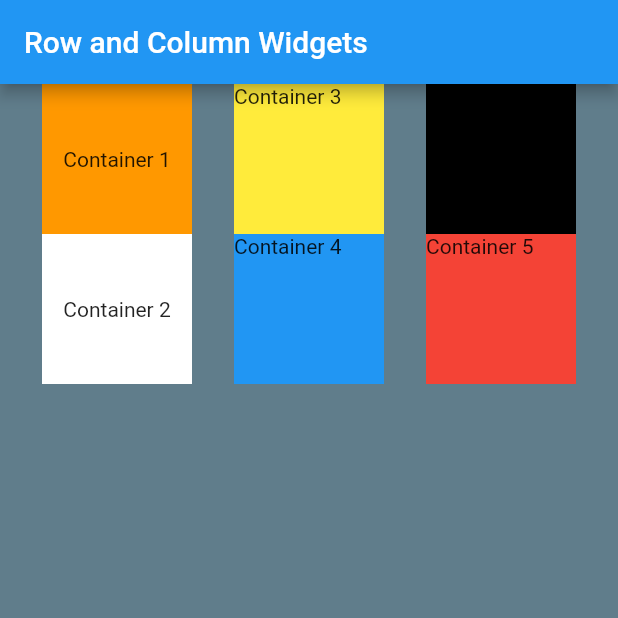
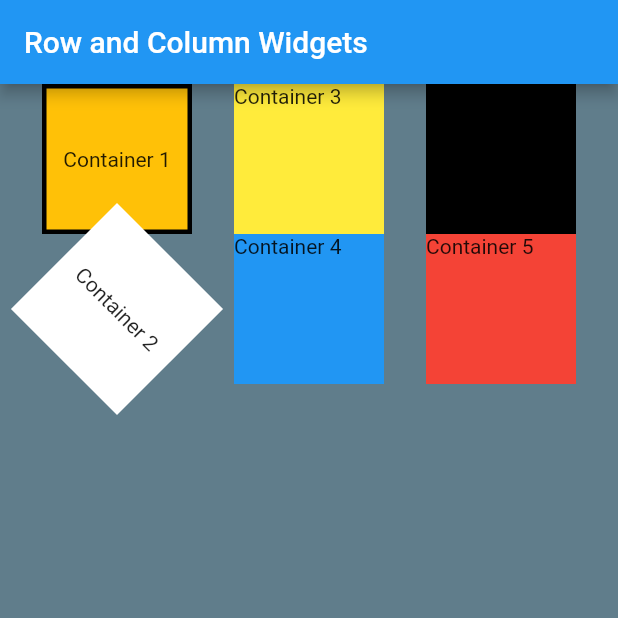
Before and after one commit to Mikemgbeck/FlutterApp01-Mbeck6, a Flutter app: the screen it shows after launch, on a phone screen of 412 x 824 dp, the top half of it. Run offline on Flutter 3.47's test engine with Material 2 defaults, Android fonts, the phone set to English and light mode, and no system bars.

Commit message:
first column done

```diff
--- a/assignment_01/lib/main.dart
+++ b/assignment_01/lib/main.dart
@@ -1,4 +1,5 @@
 import 'package:flutter/material.dart';
+import 'dart:math';
 
 void main() {
   runApp(MyApp());
@@ -32,20 +33,27 @@ class MyApp extends StatelessWidget {
                 Container(
                   height: 100.0,
                   width: 100.0,
-                  color: Colors.orange,
+                  decoration: BoxDecoration(
+                    shape: BoxShape.rectangle,
+                    color: Colors.amber,
+                    border: Border.all(color: Colors.black, width: 3),
+                  ),
                   child: Center(
                     child: Text(
                       'Container 1',
                     ),
                   ),
                 ),
-                Container(
+                Transform.rotate(
+                  angle: pi / 4,
+                  child: Container(
                     height: 100.0,
                     width: 100.0,
                     color: Colors.white,
                     child: Center(
                       child: Text(
                         'Container 2',
+                      ),
                     ),
                   ),
                 ),
```
Lines whose indentation alone changed are shown as unchanged.
